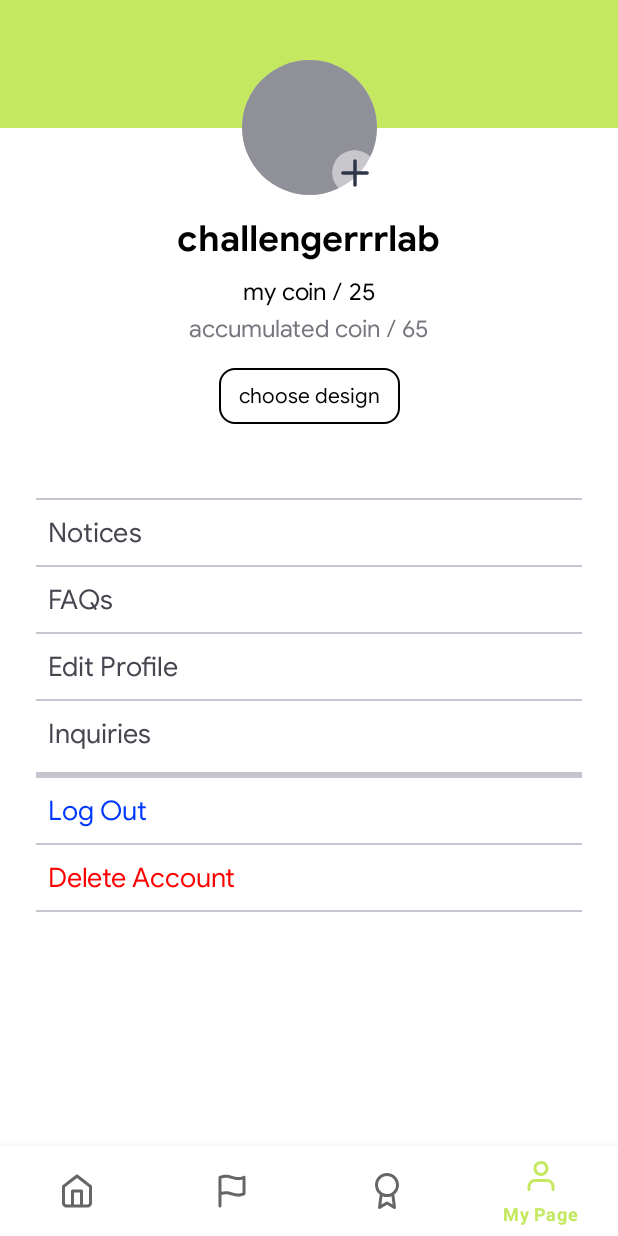
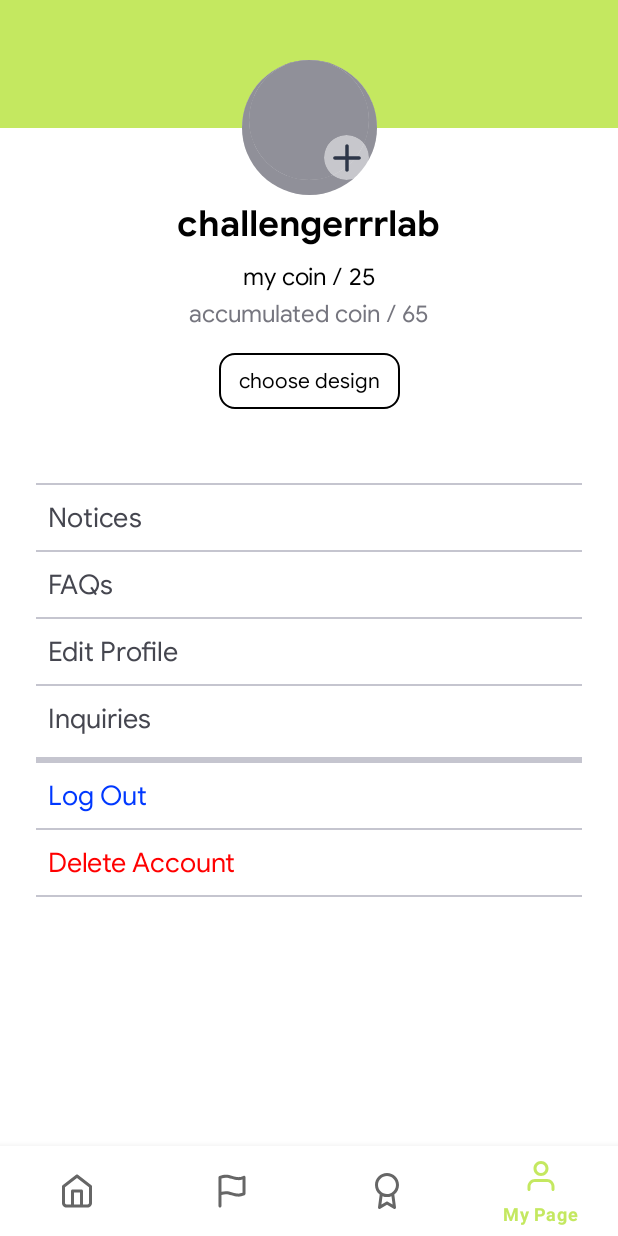
Before and after one commit to KLAB2-challenge/FE, an Android app: the MyPageFragment screen opened through its navigation route, on a phone screen of 412 x 824 dp. Run offline under Robolectric (Android 15) with nearby library versions, the phone set to English and light mode, and no system bars; our stand-ins replace navigation-ui.

```diff
--- a/app/src/main/AndroidManifest.xml
+++ b/app/src/main/AndroidManifest.xml
@@ -34,6 +34,9 @@
             android:name=".ui.challenge.AddChallengeActivity"
             android:exported="false" />
         <activity
+            android:name=".ui.mypage.BorderActivity"
+            android:exported="false" />
+        <activity
             android:name=".MainActivity"
             android:exported="true"
             android:label="@string/app_name">
--- a/app/src/main/java/com/example/klab2challenge/retrofit/RetrofitInterface.kt
+++ b/app/src/main/java/com/example/klab2challenge/retrofit/RetrofitInterface.kt
@@ -22,12 +22,12 @@ interface RetrofitInterface {
         @Body request: GetMemberAllBordersRequest
     ): Call<GetMemberAllBordersResponse>
 
-//    @Multipart
+    @Multipart
     @POST("/challenge/setChallenge")
     fun setChallenge(
 //        @Part("image") image : MultipartBody.Part,
-//        @Part("challenge") request: SetChallengeRequest
-        @Body request: SetChallengeRequest
+        @Part("challenge") request: SetChallengeRequest
+//        @Body request: SetChallengeRequest
     ): Call<SetChallengeResponse>
 
     @POST("/challenge/getChallenge")
@@ -93,7 +93,7 @@ interface RetrofitInterface {
         request: SetMemberCoinsRequest
     ): Call<SetMemberCoinsResponse>
 
-    @GET("/member/getMemberInfos")
+    @POST("/member/getMemberInfos")
     fun getMemberInfos(
         @Body
         request: GetMemberInfosRequest
@@ -105,7 +105,7 @@ interface RetrofitInterface {
         request: ChangeCurrentBorderResponse
     ): Call<ChangeCurrentBorderRequest>
 
-    @POST("/member/getRating")
+    @GET("/member/getRating")
     fun getRanking(
         @Query("memberName")
         memberName: String
--- a/app/src/main/java/com/example/klab2challenge/ui/mypage/BorderActivity.kt
+++ b/app/src/main/java/com/example/klab2challenge/ui/mypage/BorderActivity.kt
@@ -7,25 +7,27 @@ import com.example.klab2challenge.R
 import com.example.klab2challenge.databinding.ActivityBorderBinding
 
 class BorderActivity : AppCompatActivity() {
-    lateinit var binding : ActivityBorderBinding
+    lateinit var binding: ActivityBorderBinding
 
-    private lateinit var border : ArrayList<View>
-    private lateinit var icCheck : ArrayList<View>
+    private lateinit var border: ArrayList<View>
+    private lateinit var icCheck: ArrayList<View>
     private var isChecked = arrayListOf(false, false, false, false, false, false)
     private var isUnlocked = arrayListOf(false, false, false, false, false, false)
-    private var color = arrayListOf(
-        getColor(R.color.gold), getColor(R.color.green), getColor(R.color.cherry),
-        getColor(R.color.blueberry), getColor(R.color.sunny), getColor(R.color.rainy)
-    )
-
+    lateinit var color: ArrayList<Int>
     override fun onCreate(savedInstanceState: Bundle?) {
         super.onCreate(savedInstanceState)
         binding = ActivityBorderBinding.inflate(layoutInflater)
         setContentView(binding.root)
 
+        color = arrayListOf(
+            getColor(R.color.gold), getColor(R.color.green), getColor(R.color.cherry),
+            getColor(R.color.blueberry), getColor(R.color.sunny), getColor(R.color.rainy)
+        )
+
+
         border = arrayListOf(
             binding.clBGoldContainer, binding.clBGreenContainer, binding.clBCherryContainer,
-            binding.clBBlueberryContainer,binding.clBSunnyContainer, binding.clBRainyContainer
+            binding.clBBlueberryContainer, binding.clBSunnyContainer, binding.clBRainyContainer
         )
 
         icCheck = arrayListOf(
@@ -43,7 +45,7 @@ class BorderActivity : AppCompatActivity() {
     }
 
     private fun startClickListener() {
-        for (i in 0..5 step(1)) {
+        for (i in 0..5 step (1)) {
             border[i].setOnClickListener {
                 if (!isChecked[i]) {
                     icCheck[i].visibility = View.VISIBLE
--- a/app/src/main/java/com/example/klab2challenge/ui/mypage/MyPageFragment.kt
+++ b/app/src/main/java/com/example/klab2challenge/ui/mypage/MyPageFragment.kt
@@ -1,13 +1,25 @@
 package com.example.klab2challenge.ui.mypage
 
+import android.content.Context
+import android.content.Intent
 import android.os.Bundle
+import android.util.Log
 import android.view.LayoutInflater
 import android.view.View
 import android.view.ViewGroup
 import android.widget.TextView
+import androidx.core.content.ContextCompat.getColor
 import androidx.fragment.app.Fragment
 import androidx.lifecycle.ViewModelProvider
+import com.example.klab2challenge.R
 import com.example.klab2challenge.databinding.FragmentMyPageBinding
+import com.example.klab2challenge.retrofit.GetMemberInfosRequest
+import com.example.klab2challenge.retrofit.GetMemberInfosResponse
+import com.example.klab2challenge.retrofit.RetrofitUtil
+import com.example.klab2challenge.retrofit.getUserName
+import retrofit2.Call
+import retrofit2.Callback
+import retrofit2.Response
 
 class MyPageFragment : Fragment() {
 
@@ -16,7 +28,7 @@ class MyPageFragment : Fragment() {
     // This property is only valid between onCreateView and
     // onDestroyView.
     private val binding get() = _binding!!
-
+    lateinit var color : ArrayList<Int>
     override fun onCreateView(
         inflater: LayoutInflater,
         container: ViewGroup?,
@@ -28,6 +40,39 @@ class MyPageFragment : Fragment() {
         _binding = FragmentMyPageBinding.inflate(inflater, container, false)
         val root: View = binding.root
 
+        color = arrayListOf(
+            getColor(requireContext(), R.color.gold), getColor(requireContext(), R.color.green), getColor(requireContext(), R.color.cherry),
+            getColor(requireContext(), R.color.blueberry), getColor(requireContext(), R.color.sunny), getColor(requireContext(), R.color.rainy)
+        )
+
+
+        binding.tvMypageChooseDesign.setOnClickListener {
+            val i = Intent(requireContext(), BorderActivity::class.java)
+            startActivity(i)
+        }
+
+        RetrofitUtil.getRetrofitUtil()
+            .getMemberInfos(GetMemberInfosRequest(getUserName(requireContext()))).enqueue(object :
+                Callback<GetMemberInfosResponse> {
+                override fun onResponse(
+                    call: Call<GetMemberInfosResponse>,
+                    response: Response<GetMemberInfosResponse>
+                ) {
+                    if(response.isSuccessful) {
+                        val data = response.body()!!
+                        binding.tvMypageUserName.text = data.memberName
+                        binding.ifbMypageProfileBorder.background = resources.getDrawable(color.get(data.infos.currentBorder))
+                    } else {
+                        Log.d("hyunheemp", response.errorBody().toString())
+                    }
+                }
+
+                override fun onFailure(call: Call<GetMemberInfosResponse>, t: Throwable) {
+                    Log.d("hyunheemp", t.message.toString())
+                }
+
+            })
+
         return root
     }
 
--- a/app/src/main/res/layout/fragment_my_page.xml
+++ b/app/src/main/res/layout/fragment_my_page.xml
@@ -11,9 +11,30 @@
         app:layout_constraintTop_toTopOf="parent" />
 
     <androidx.cardview.widget.CardView
-        android:id="@+id/cv_mypage_profile"
+        android:id="@+id/cv_mypage_profile_border"
         android:layout_width="90dp"
         android:layout_height="90dp"
+        android:layout_marginTop="40dp"
+        android:elevation="1dp"
+        app:cardCornerRadius="45dp"
+        app:cardElevation="0dp"
+        app:layout_constraintEnd_toEndOf="parent"
+        app:layout_constraintStart_toStartOf="parent"
+        app:layout_constraintTop_toTopOf="parent">
+
+        <androidx.constraintlayout.utils.widget.ImageFilterButton
+            android:id="@+id/ifb_mypage_profile_border"
+            android:layout_width="match_parent"
+            android:layout_height="match_parent"
+            android:background="@color/GS_60"
+            android:elevation="2dp" />
+
+    </androidx.cardview.widget.CardView>
+
+    <androidx.cardview.widget.CardView
+        android:id="@+id/cv_mypage_profile"
+        android:layout_width="80dp"
+        android:layout_height="80dp"
         android:layout_marginTop="40dp"
         android:elevation="1dp"
         app:cardCornerRadius="45dp"
```
Also changed, not shown: app/src/main/java/com/example/klab2challenge/ui/challenge/AddChallengeActivity.kt (+10 -4 lines).
